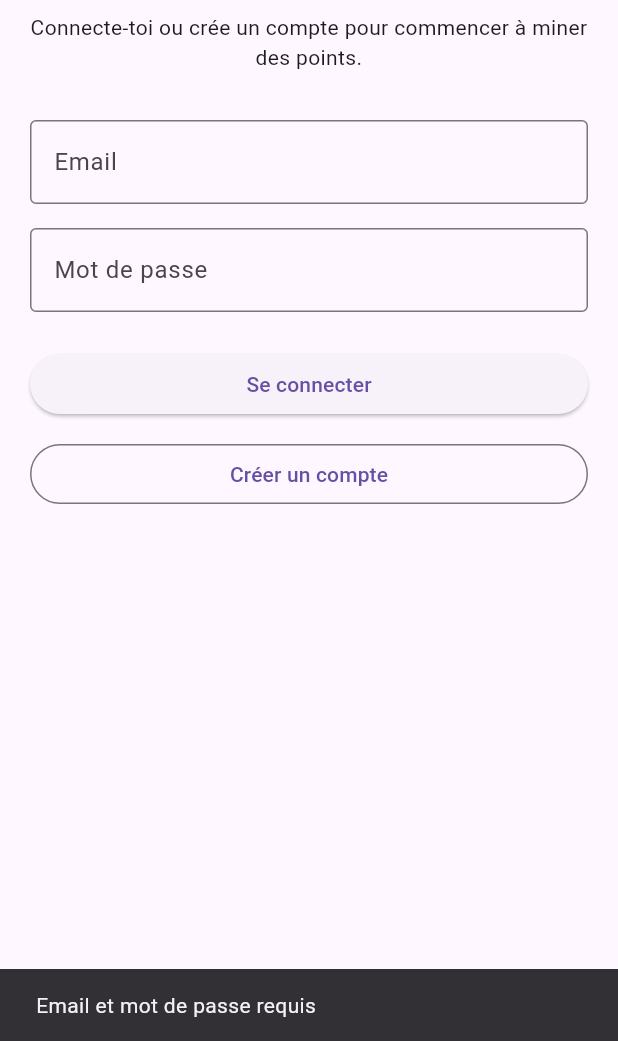
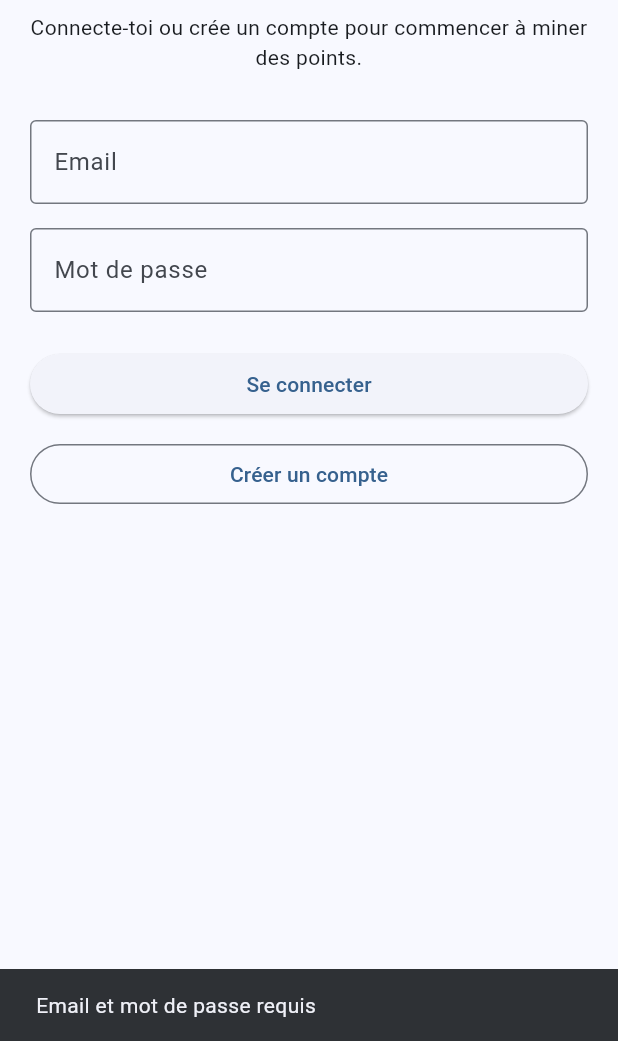
Before and after one commit to amineze1605-cloud/hashledger-flutter, a Flutter app: the screen it shows after launch, after a tap on "Se connecter", on a phone screen of 412 x 824 dp, the part 195-1236 px from its top. Run offline on Flutter 3.47's test engine with Material 3 defaults, Android fonts, the phone set to English and light mode, and no system bars; our stand-ins replace shared_preferences; accounts and stored records are empty.

Commit message:
Update main.dart

```diff
--- a/lib/main.dart
+++ b/lib/main.dart
@@ -18,7 +18,9 @@ class HashLedgerApp extends StatelessWidget {
       title: 'HashLedger',
       debugShowCheckedModeBanner: false,
       theme: ThemeData(
-        primarySwatch: Colors.blue,
+        useMaterial3: true,
+        colorSchemeSeed: Colors.blue,
+        brightness: Brightness.light,
       ),
       home: const AppStartupScreen(),
     );
@@ -35,6 +37,7 @@ class AppStartupScreen extends StatefulWidget {
 class _AppStartupScreenState extends State<AppStartupScreen> {
   bool loading = true;
   UserModel? user;
+  String? startupError;
 
   @override
   void initState() {
@@ -45,10 +48,12 @@ class _AppStartupScreenState extends State<AppStartupScreen> {
   Future<void> checkSession() async {
     final token = await StorageService.getToken();
 
+    if (!mounted) return;
+
     if (token == null || token.isEmpty) {
-      if (!mounted) return;
       setState(() {
         loading = false;
+        user = null;
       });
       return;
     }
@@ -59,8 +64,13 @@ class _AppStartupScreenState extends State<AppStartupScreen> {
 
     if (result.containsKey("error")) {
       await StorageService.clearToken();
+
+      if (!mounted) return;
+
       setState(() {
         loading = false;
+        user = null;
+        startupError = result["error"]?.toString();
       });
       return;
     }
@@ -68,6 +78,7 @@ class _AppStartupScreenState extends State<AppStartupScreen> {
     setState(() {
       user = UserModel.fromJson(result, token);
       loading = false;
+      startupError = null;
     });
   }
 
@@ -85,6 +96,8 @@ class _AppStartupScreenState extends State<AppStartupScreen> {
       return HomeScreen(user: user!);
     }
 
-    return const LoginScreen();
+    return LoginScreen(
+      startupError: startupError,
+    );
   }
 }
```
